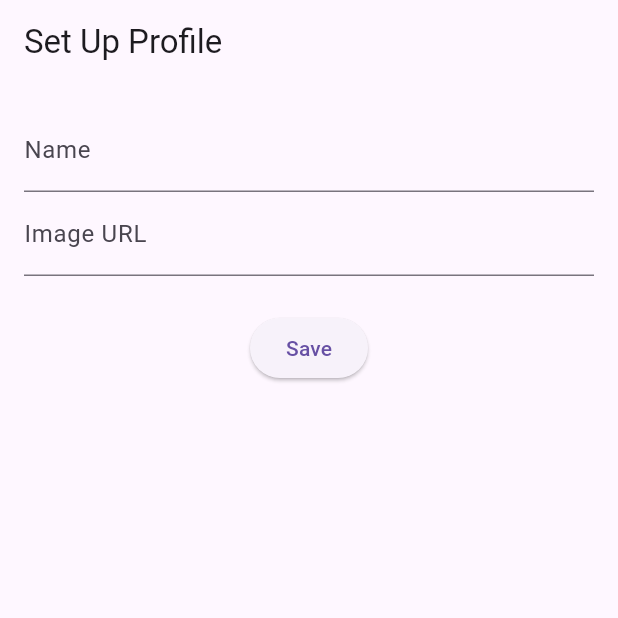
After one commit to div1681/soch, a Flutter app: the screen it shows once a user with an empty profile is signed in, after a tap on "Save", on a phone screen of 412 x 824 dp, the top half of it. The commit adds this screen. Run offline on Flutter 3.47's test engine with Material 3 defaults, Android fonts, the phone set to English and light mode, and no system bars; our stand-ins replace cached_network_image, cloud_firestore, firebase_auth, firebase_core, google_sign_in; accounts and stored records are empty; network calls fail.

Commit message:
user data set, cloud firestore added

```diff
--- a/lib/main.dart
+++ b/lib/main.dart
@@ -1,20 +1,28 @@
+import 'package:firebase_auth/firebase_auth.dart';
 import 'package:firebase_core/firebase_core.dart';
 import 'package:flutter/material.dart';
+import 'package:google_sign_in/google_sign_in.dart';
 import 'package:soch/firebase_options.dart';
 import 'package:soch/screens/auth/login_screen.dart';
+import 'package:soch/screens/home/explore_screen.dart';
+import 'package:soch/screens/home/profile_screen.dart';
+import 'package:soch/utils/validators.dart';
 
 Future<void> main() async {
   WidgetsFlutterBinding.ensureInitialized();
   await Firebase.initializeApp(options: DefaultFirebaseOptions.currentPlatform);
   runApp(const MyApp());
+  //just for dev period
+  await FirebaseAuth.instance.signOut();
+  await GoogleSignIn().signOut();
+  //
 }
 
 class MyApp extends StatelessWidget {
   const MyApp({super.key});
 
-  // This widget is the root of your application.
   @override
   Widget build(BuildContext context) {
-    return MaterialApp(debugShowCheckedModeBanner: false, home: LoginScreen());
+    return MaterialApp(debugShowCheckedModeBanner: false, home: MainWrapper());
   }
 }
--- a/lib/models/user_model.dart
+++ b/lib/models/user_model.dart
@@ -1,5 +1,19 @@
 import 'package:flutter/material.dart';
 
-class User {
+class UserModel {
+  final String uid;
+  final String username;
+  final String email;
+  final String profilepicurl;
+  final List followers;
+  final List following;
 
+  const UserModel({
+    required this.uid,
+    required this.username,
+    required this.email,
+    required this.profilepicurl,
+    required this.followers,
+    required this.following,
+  });
 }
--- a/lib/screens/auth/login_screen.dart
+++ b/lib/screens/auth/login_screen.dart
@@ -1,4 +1,3 @@
-// login_screen.dart
 import 'package:flutter/material.dart';
 
 import 'package:soch/services/auth_services.dart';
@@ -104,9 +103,7 @@ class _LoginScreenState extends State<LoginScreen>
               const SizedBox(height: 32),
               ElevatedButton(
                 onPressed: login,
-                style: //ElevatedButton.styleFrom(
-                    // minimumSize: const Size(double.infinity, 56),
-                    //),
+                style:
                     ButtonStyle(
                       backgroundColor: WidgetStatePropertyAll<Color>(
                         Colors.black,
--- /dev/null
+++ b/lib/screens/home/profile_setup_screen.dart
@@ -0,0 +1,80 @@
+import 'package:flutter/material.dart';
+import 'package:soch/services/user_services.dart';
+import 'package:soch/utils/validators.dart';
+
+class SetupProfileScreen extends StatefulWidget {
+  const SetupProfileScreen({super.key});
+
+  @override
+  State<SetupProfileScreen> createState() => _SetupProfileScreenState();
+}
+
+class _SetupProfileScreenState extends State<SetupProfileScreen> {
+  final _name = TextEditingController();
+  final _image = TextEditingController();
+  bool _saving = false;
+
+  @override
+  void initState() {
+    super.initState();
+    _loadExistingData();
+  }
+
+  Future<void> _loadExistingData() async {
+    final user = await UserService().getCurrentUser();
+    if (user != null) {
+      _name.text = user.username;
+      _image.text = user.profilepicurl;
+      print('🟢 Loaded user data: ${user.username}, ${user.profilepicurl}');
+    }
+  }
+
+  Future<void> _save() async {
+    if (_saving) return;
+
+    setState(() => _saving = true);
+
+    final username = _name.text.trim();
+    final imageUrl = _image.text.trim();
+
+    print('💾 Saving → name="$username", image="$imageUrl"');
+
+    await UserService().updateProfile(username: username, imageUrl: imageUrl);
+
+    if (!mounted) return;
+
+    Navigator.of(context).pushAndRemoveUntil(
+      MaterialPageRoute(builder: (_) => MainWrapper()),
+      (_) => false,
+    );
+  }
+
+  @override
+  Widget build(BuildContext context) {
+    return Scaffold(
+      appBar: AppBar(title: const Text('Set Up Profile')),
+      body: Padding(
+        padding: const EdgeInsets.all(16),
+        child: Column(
+          children: [
+            TextField(
+              controller: _name,
+              decoration: const InputDecoration(labelText: 'Name'),
+            ),
+            TextField(
+              controller: _image,
+              decoration: const InputDecoration(labelText: 'Image URL'),
+            ),
+            const SizedBox(height: 24),
+            ElevatedButton(
+              onPressed: _save,
+              child: _saving
+                  ? const CircularProgressIndicator()
+                  : const Text('Save'),
+            ),
+          ],
+        ),
+      ),
+    );
+  }
+}
--- a/lib/services/user_services.dart
+++ b/lib/services/user_services.dart
@@ -0,0 +1,59 @@
+import 'package:cloud_firestore/cloud_firestore.dart';
+import 'package:firebase_auth/firebase_auth.dart';
+import '../models/user_model.dart';
+
+class UserService {
+  final _col = FirebaseFirestore.instance.collection('users');
+
+  Future<void> ensureUserDoc() async {
+    final user = FirebaseAuth.instance.currentUser;
+    if (user == null) return;
+
+    final ref = _col.doc(user.uid);
+    if (!(await ref.get()).exists) {
+      await ref.set({
+        'uid': user.uid,
+        'username': '',
+        'email': user.email ?? '',
+        'profilepicurl': '',
+        'followers': [],
+        'following': [],
+      });
+    }
+  }
+
+  Future<UserModel?> getCurrentUser() async {
+    await ensureUserDoc();
+    final uid = FirebaseAuth.instance.currentUser?.uid;
+    if (uid == null) return null;
+    return getUserById(uid);
+  }
+
+  Future<UserModel?> getUserById(String uid) async {
+    final snap = await _col.doc(uid).get();
+    if (!snap.exists) return null;
+
+    final data = snap.data()!;
+    return UserModel(
+      uid: data['uid'] ?? '',
+      username: data['username'] ?? '',
+      email: data['email'] ?? '',
+      profilepicurl: data['profilepicurl'] ?? '',
+      followers: List<String>.from(data['followers'] ?? []),
+      following: List<String>.from(data['following'] ?? []),
+    );
+  }
+
+  Future<void> updateProfile({
+    required String username,
+    required String imageUrl,
+  }) async {
+    final uid = FirebaseAuth.instance.currentUser?.uid;
+    if (uid == null) return;
+
+    await _col.doc(uid).update({
+      'username': username,
+      'profilepicurl': imageUrl,
+    });
+  }
+}
--- a/lib/utils/validators.dart
+++ b/lib/utils/validators.dart
@@ -0,0 +1,44 @@
+import 'package:flutter/material.dart';
+import 'package:soch/models/user_model.dart';
+import 'package:soch/screens/auth/login_screen.dart';
+import 'package:soch/screens/home/profile_screen.dart';
+import 'package:soch/screens/home/profile_setup_screen.dart';
+import 'package:soch/services/auth_services.dart';
+import 'package:firebase_auth/firebase_auth.dart';
+import 'package:soch/services/user_services.dart';
+
+class MainWrapper extends StatelessWidget {
+  @override
+  Widget build(BuildContext context) {
+    return StreamBuilder<User?>(
+      stream: AuthService().authStateChanges,
+      builder: (context, snap) {
+        if (snap.connectionState == ConnectionState.waiting) {
+          return const Scaffold(
+            body: Center(child: CircularProgressIndicator()),
+          );
+        }
+        if (!snap.hasData) return const LoginScreen();
+
+        return FutureBuilder<UserModel?>(
+          future: UserService().getCurrentUser(),
+          builder: (context, userSnap) {
+            if (userSnap.connectionState == ConnectionState.waiting) {
+              return const Scaffold(
+                body: Center(child: CircularProgressIndicator()),
+              );
+            }
+            if (!userSnap.hasData) {
+              return const Scaffold(body: Center(child: Text('No user doc')));
+            }
+
+            final u = userSnap.data!;
+            return u.username.isEmpty
+                ? const SetupProfileScreen()
+                : ProfileScreen(uid: u.uid);
+          },
+        );
+      },
+    );
+  }
+}
--- a/pubspec.yaml
+++ b/pubspec.yaml
@@ -37,6 +37,8 @@ dependencies:
   firebase_core: ^3.14.0
   firebase_auth: ^5.6.0
   google_sign_in: ^6.3.0
+  cloud_firestore: ^5.6.9
+  cached_network_image: ^3.4.1
 
 dev_dependencies:
   flutter_test:
```
Also changed, not shown: lib/models/blog_model.dart (+79 -0 lines), lib/models/comment_model.dart (+16 -0 lines), lib/screens/home/explore_screen.dart (+53 -0 lines), lib/screens/home/profile_screen.dart (+149 -0 lines), lib/services/auth_services.dart (+7 -5 lines), lib/services/blog_services.dart (+79 -0 lines), pubspec.lock, 5 other files.
